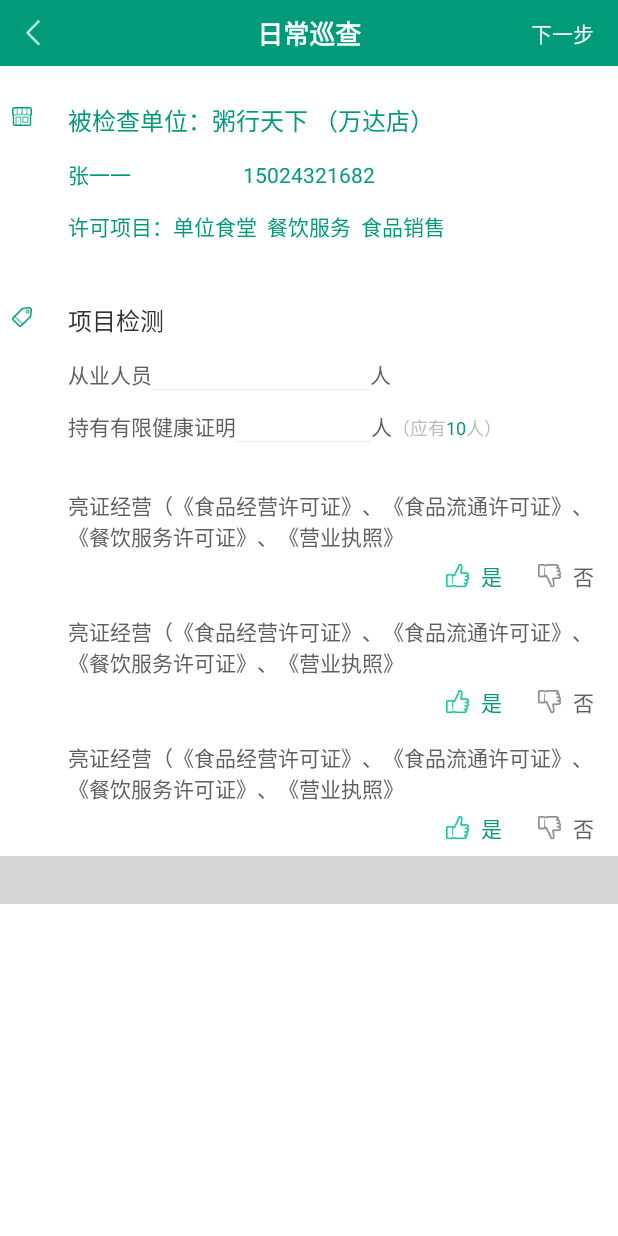
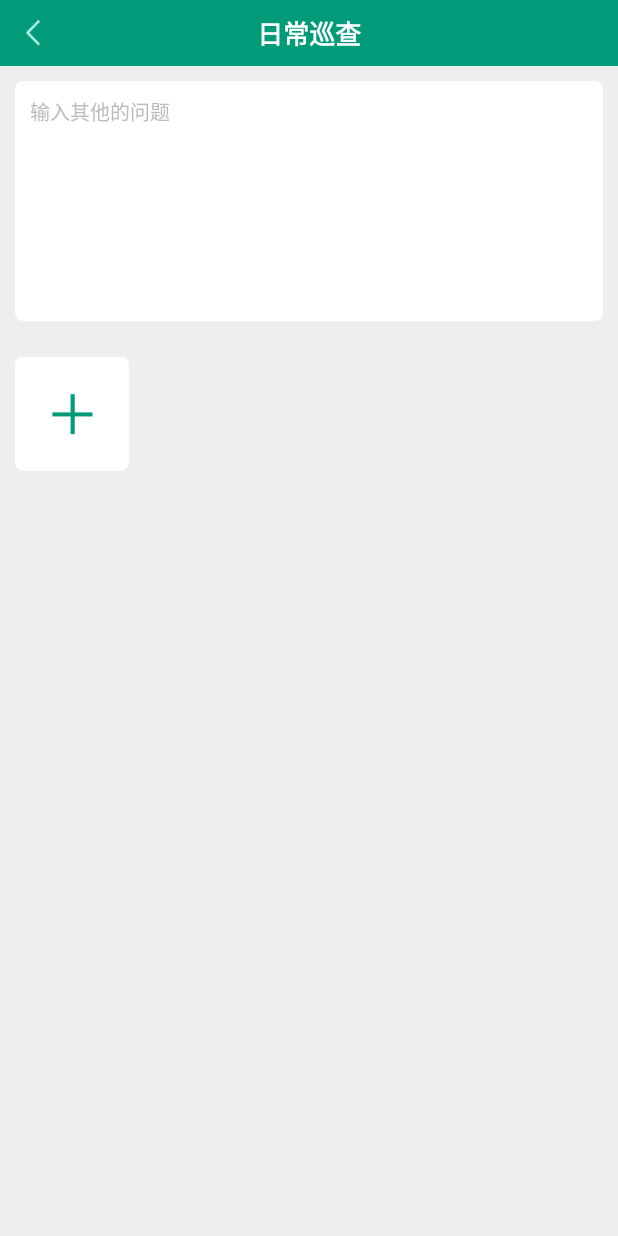
Before and after one commit to jiaxingyigu/JGJ-Android, an Android app: the DailySecondActivity screen opened directly, with no data from a screen before it, after a tap on "下一步", on a phone screen of 412 x 824 dp. Run offline under Robolectric (Android 15) with nearby library versions, the phone set to English and light mode, and no system bars; our stand-ins replace ButterKnife; 1 statement that could not run was skipped; grey boxes are pictures that could not be loaded.

Commit message:
日常巡查第三步

```diff
--- a/JGJ-Android/app/src/main/AndroidManifest.xml
+++ b/JGJ-Android/app/src/main/AndroidManifest.xml
@@ -34,7 +34,8 @@
             android:screenOrientation="portrait" />
         <activity
             android:name=".activity.company.CompanyListActivity"
-            android:screenOrientation="portrait"></activity>
+            android:screenOrientation="portrait" />
+        <activity android:name=".activity.daily.DailyThirdActivity"></activity>
     </application>
 
 </manifest>
--- a/JGJ-Android/app/src/main/java/com/yigu/jgj/activity/daily/DailySecondActivity.java
+++ b/JGJ-Android/app/src/main/java/com/yigu/jgj/activity/daily/DailySecondActivity.java
@@ -10,6 +10,7 @@ import android.widget.TextView;
 import com.yigu.jgj.R;
 import com.yigu.jgj.adapter.daily.DailySecondAdapter;
 import com.yigu.jgj.base.BaseActivity;
+import com.yigu.jgj.util.ControllerUtil;
 
 import butterknife.Bind;
 import butterknife.ButterKnife;
@@ -32,17 +33,6 @@ public class DailySecondActivity extends BaseActivity {
         initView();
     }
 
-    @OnClick({R.id.back, R.id.tv_right})
-    public void onClick(View view) {
-        switch (view.getId()) {
-            case R.id.back:
-                finish();
-                break;
-            case R.id.tv_right:
-                break;
-        }
-    }
-
     private void initView(){
         tvCenter.setText("日常巡查");
         tvRight.setText("下一步");
@@ -53,4 +43,16 @@ public class DailySecondActivity extends BaseActivity {
         recyclerView.setAdapter(mAdapter);
     }
 
+    @OnClick({R.id.back, R.id.tv_right})
+    public void onClick(View view) {
+        switch (view.getId()) {
+            case R.id.back:
+                finish();
+                break;
+            case R.id.tv_right:
+                ControllerUtil.go2DailyThird();
+                break;
+        }
+    }
+
 }
--- /dev/null
+++ b/JGJ-Android/app/src/main/java/com/yigu/jgj/activity/daily/DailyThirdActivity.java
@@ -0,0 +1,38 @@
+package com.yigu.jgj.activity.daily;
+
+import android.os.Bundle;
+import android.support.v7.app.AppCompatActivity;
+import android.widget.EditText;
+import android.widget.TextView;
+
+import com.yigu.jgj.R;
+
+import butterknife.Bind;
+import butterknife.ButterKnife;
+import butterknife.OnClick;
+
+public class DailyThirdActivity extends AppCompatActivity {
+
+    @Bind(R.id.tv_center)
+    TextView tvCenter;
+    @Bind(R.id.editText)
+    EditText editText;
+
+    @Override
+    protected void onCreate(Bundle savedInstanceState) {
+        super.onCreate(savedInstanceState);
+        setContentView(R.layout.activity_daily_third);
+        ButterKnife.bind(this);
+        initView();
+    }
+
+    private void initView() {
+        tvCenter.setText("日常巡查");
+    }
+
+
+    @OnClick(R.id.back)
+    public void onClick() {
+        finish();
+    }
+}
--- a/JGJ-Android/app/src/main/java/com/yigu/jgj/util/ControllerUtil.java
+++ b/JGJ-Android/app/src/main/java/com/yigu/jgj/util/ControllerUtil.java
@@ -7,6 +7,7 @@ import com.yigu.jgj.activity.company.CompanyListActivity;
 import com.yigu.jgj.activity.company.CompanyMessageActivity;
 import com.yigu.jgj.activity.daily.DailyActivity;
 import com.yigu.jgj.activity.daily.DailySecondActivity;
+import com.yigu.jgj.activity.daily.DailyThirdActivity;
 import com.yigu.jgj.commom.application.AppContext;
 
 /**
@@ -45,4 +46,13 @@ public class ControllerUtil {
         intent.addFlags(Intent.FLAG_ACTIVITY_NEW_TASK);
         AppContext.getInstance().startActivity(intent);
     }
+
+    /**
+     * 日常巡查第三步
+     */
+    public static void go2DailyThird() {
+        Intent intent = new Intent(AppContext.getInstance(), DailyThirdActivity.class);
+        intent.addFlags(Intent.FLAG_ACTIVITY_NEW_TASK);
+        AppContext.getInstance().startActivity(intent);
+    }
 }
--- /dev/null
+++ b/JGJ-Android/app/src/main/res/drawable/edit_shape_rect_color_white.xml
@@ -0,0 +1,10 @@
+<?xml version="1.0" encoding="utf-8"?>
+<shape xmlns:android="http://schemas.android.com/apk/res/android"
+    android:shape="rectangle">
+
+    <solid android:color="@android:color/white" />
+
+    <corners
+        android:radius="5dp"/>
+
+</shape>
--- /dev/null
+++ b/JGJ-Android/app/src/main/res/layout/activity_daily_third.xml
@@ -0,0 +1,38 @@
+<?xml version="1.0" encoding="utf-8"?>
+<RelativeLayout xmlns:android="http://schemas.android.com/apk/res/android"
+    android:layout_width="match_parent"
+    android:layout_height="match_parent"
+    android:background="@color/divider_line"
+    android:gravity="center_horizontal"
+    >
+
+    <include
+        layout="@layout/lay_header"
+        />
+
+    <EditText
+        android:id="@+id/editText"
+        style="@style/editViewStyle_bg_white"
+        android:layout_width="match_parent"
+        android:layout_height="160dp"
+        android:layout_below="@+id/header_layout"
+        android:layout_marginLeft="@dimen/margin_10dp"
+        android:layout_marginRight="@dimen/margin_10dp"
+        android:layout_marginTop="@dimen/margin_10dp"
+        android:gravity="top|left"
+        android:paddingLeft="@dimen/margin_10dp"
+        android:paddingRight="@dimen/margin_10dp"
+        android:paddingTop="@dimen/margin_10dp"
+        android:hint="输入其他的问题"
+        />
+
+    <ImageView
+        android:layout_width="wrap_content"
+        android:layout_height="wrap_content"
+        android:src="@mipmap/add"
+        android:layout_below="@+id/editText"
+        android:layout_marginLeft="@dimen/margin_10dp"
+        android:layout_marginTop="@dimen/margin_3"
+        />
+
+</RelativeLayout>
--- a/JGJ-Android/app/src/main/res/layout/item_daily_project.xml
+++ b/JGJ-Android/app/src/main/res/layout/item_daily_project.xml
@@ -2,9 +2,16 @@
 <RelativeLayout xmlns:android="http://schemas.android.com/apk/res/android"
     android:orientation="vertical" android:layout_width="match_parent"
     android:layout_height="wrap_content"
-    android:layout_marginBottom="@dimen/margin_1"
-    android:layout_marginTop="@dimen/margin_1"
     >
+
+    <ImageView
+        android:layout_width="wrap_content"
+        android:layout_height="wrap_content"
+        android:src="@mipmap/un_success"
+        android:layout_alignParentLeft="true"
+        android:layout_alignParentTop="true"
+        android:layout_marginLeft="@dimen/margin_2"
+        />
 
     <TextView
         android:id="@+id/info_tv"
@@ -14,7 +21,9 @@
         android:ellipsize="end"
         android:textSize="@dimen/text_normal"
         android:textColor="@color/gray_dark"
-        android:text="亮证经营（《食品经营许可证》、《食品流通许可证》、《餐饮服务许可证》、《营业执照》"
+        android:text="亮证经营（《食品经营许可证》、《食品流通许可证》、《餐饮服务许可证》、《营业执照》《餐饮服务许可证》、《营业执照》《餐饮服务许可证》、《营业执照》"
+        android:layout_marginTop="@dimen/margin_2"
+        android:layout_marginLeft="@dimen/margin_3"
         />
 
     <RadioGroup
--- a/JGJ-Android/app/src/main/res/layout/layout_daily_head.xml
+++ b/JGJ-Android/app/src/main/res/layout/layout_daily_head.xml
@@ -1,7 +1,7 @@
 <?xml version="1.0" encoding="utf-8"?>
 <RelativeLayout xmlns:android="http://schemas.android.com/apk/res/android"
     android:layout_width="match_parent" android:layout_height="wrap_content"
-    android:layout_marginLeft="@dimen/margin_1"
+    android:layout_marginLeft="@dimen/margin_10dp"
     android:layout_marginRight="@dimen/margin_2"
     >
 
@@ -25,7 +25,7 @@
             android:layout_width="match_parent"
             android:layout_height="wrap_content"
             android:orientation="horizontal"
-            android:layout_marginTop="@dimen/margin_3"
+            android:layout_marginTop="23dp"
             >
             <TextView
                 android:layout_width="wrap_content"
--- a/JGJ-Android/app/src/main/res/layout/layout_daily_project.xml
+++ b/JGJ-Android/app/src/main/res/layout/layout_daily_project.xml
@@ -1,7 +1,7 @@
 <?xml version="1.0" encoding="utf-8"?>
 <RelativeLayout xmlns:android="http://schemas.android.com/apk/res/android"
     android:layout_width="match_parent" android:layout_height="match_parent"
-    android:layout_marginLeft="@dimen/margin_1"
+    android:layout_marginLeft="@dimen/margin_10dp"
     android:layout_marginRight="@dimen/margin_2"
     >
 
@@ -17,7 +17,6 @@
         android:layout_width="match_parent"
         android:layout_height="wrap_content"
         android:layout_toRightOf="@+id/shop_iv"
-        android:layout_marginLeft="@dimen/margin_3"
         >
 
         <TextView
@@ -28,6 +27,7 @@
             android:textSize="@dimen/text_big"
             android:text="项目检测"
             android:layout_marginTop="@dimen/margin_3"
+            android:layout_marginLeft="@dimen/margin_3"
             />
         <LinearLayout
             android:id="@+id/person_ll"
@@ -36,6 +36,7 @@
             android:orientation="horizontal"
             android:layout_below="@+id/name_tv"
             android:layout_marginTop="13dp"
+            android:layout_marginLeft="@dimen/margin_3"
             >
 
             <TextView
@@ -87,6 +88,7 @@
             android:orientation="horizontal"
             android:layout_below="@+id/person_ll"
             android:layout_marginTop="13dp"
+            android:layout_marginLeft="@dimen/margin_3"
             >
 
             <TextView
@@ -160,7 +162,7 @@
             android:layout_height="wrap_content"
             android:scrollbars="none"
             android:layout_below="@+id/health_ll"
-            android:layout_marginTop="@dimen/margin_3"
+            android:layout_marginTop="12dp"
             />
 
     </RelativeLayout>
--- a/JGJ-Android/app/src/main/res/values/styles.xml
+++ b/JGJ-Android/app/src/main/res/values/styles.xml
@@ -61,6 +61,14 @@
         <item name="android:singleLine">true</item>
     </style>
 
+    <style name="editViewStyle_bg_white">
+        <item name="android:textColor">@color/jgj_black</item>
+        <item name="android:background">@drawable/edit_shape_rect_color_white</item>
+        <item name="android:textSize">@dimen/text_small</item>
+        <item name="android:textColorHint">@color/gray_light</item>
+        <item name="android:singleLine">true</item>
+    </style>
+
     <style name="text_tip_style">
         <item name="android:textSize">@dimen/text_small_x</item>
         <item name="android:textColor">@color/gray_light</item>
```
Also changed, not shown: JGJ-Android/app/src/main/java/com/yigu/jgj/MainActivity.java (deleted, +0 -16 lines), JGJ-Android/app/src/main/java/com/yigu/jgj/adapter/MainAdapter.java (+6 -7 lines), JGJ-Android/app/src/main/res/layout/layout_daily_sale.xml (+8 -6 lines), JGJ-Android/app/src/main/res/mipmap-xhdpi/add.png (added), JGJ-Android/app/src/main/res/mipmap-xhdpi/main_five.png, JGJ-Android/app/src/main/res/mipmap-xhdpi/main_four.png, JGJ-Android/app/src/main/res/mipmap-xhdpi/main_six.png, JGJ-Android/app/src/main/res/mipmap-xhdpi/main_three.png, JGJ-Android/app/src/main/res/mipmap-xhdpi/main_two.png, JGJ-Android/app/src/main/res/mipmap-xhdpi/un_success.png (added).
